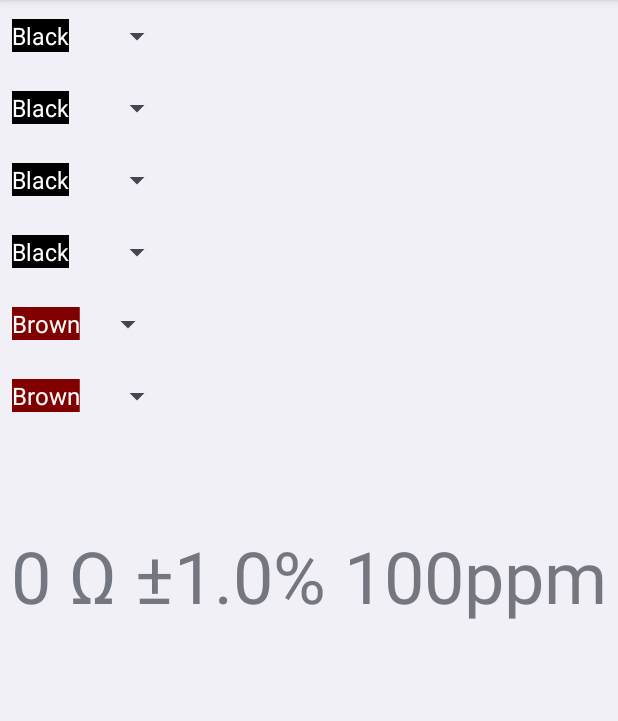
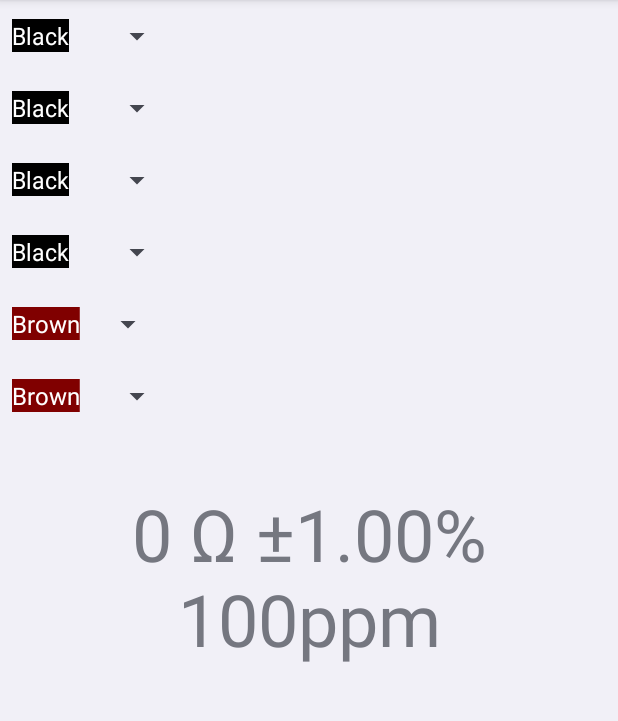
Before and after one commit to rainbyte/AndroidResistorValueCalculator, an Android app: the screen it shows after launch (MainActivity), on a phone screen of 412 x 824 dp, the part 84-805 px from its top. Run offline under Robolectric (Android 15) with nearby library versions, the phone set to English and light mode, and no system bars.

```diff
--- a/app/src/main/java/ar/net/rainbyte/resistorvaluecalculator/MainActivity.kt
+++ b/app/src/main/java/ar/net/rainbyte/resistorvaluecalculator/MainActivity.kt
@@ -1,13 +1,11 @@
 package ar.net.rainbyte.resistorvaluecalculator
 
 import android.app.Activity
-import android.content.res.Resources
 import android.os.Bundle
 import android.view.View
 import android.widget.AdapterView
 import android.widget.ArrayAdapter
 import android.widget.Spinner
-import android.widget.TextView
 import ar.net.rainbyte.resistorvaluecalculator.databinding.ActivityMainBinding
 
 class MainActivity : Activity() {
@@ -22,6 +20,7 @@ class MainActivity : Activity() {
     }
 
     private lateinit var binding: ActivityMainBinding
+    private lateinit var resistorValueTemplate: String
 
     var figure1: Int = 0
     var figure2: Int = 0
@@ -36,7 +35,7 @@ class MainActivity : Activity() {
         val resistorValue = base * multiplier
         val resistorValueFormat = if (resistorValue % 1.0 != 0.0) { "%s" } else { "%.0f" }
         val resistorValueString = String.format(resistorValueFormat, resistorValue)
-        binding.textviewResistorValue.text = "${resistorValueString} ${multiplierTag}Ω ±${tolerance}% ${temperature}ppm"
+        binding.textviewResistorValue.text = String.format(resistorValueTemplate, resistorValueString, multiplierTag, tolerance, temperature)
     }
 
     override fun onCreate(savedInstanceState: Bundle?) {
@@ -48,6 +47,7 @@ class MainActivity : Activity() {
         val multiplierValues: Array<String> = resources.getStringArray(R.array.multiplier_values)
         val toleranceValues: Array<String> = resources.getStringArray(R.array.tolerance_values)
         val temperatureValues: Array<String> = resources.getStringArray(R.array.temperature_values)
+        resistorValueTemplate = resources.getString(R.string.resistor_value_template)
 
         val figure1Adapter = ArrayAdapter.createFromResource(this, R.array.figure_values, android.R.layout.simple_spinner_dropdown_item)
         binding.spinnerFigure1.adapter = figure1Adapter
--- a/app/src/main/res/values/strings.xml
+++ b/app/src/main/res/values/strings.xml
@@ -43,4 +43,5 @@
         <item><font bgcolor='#FFA500'>Orange</font></item>
         <item><font bgcolor='#FFFF00'>Yellow</font></item>
     </string-array>
+    <string name="resistor_value_template">%s %sΩ ±%.2f%% %dppm</string>
 </resources>
```
